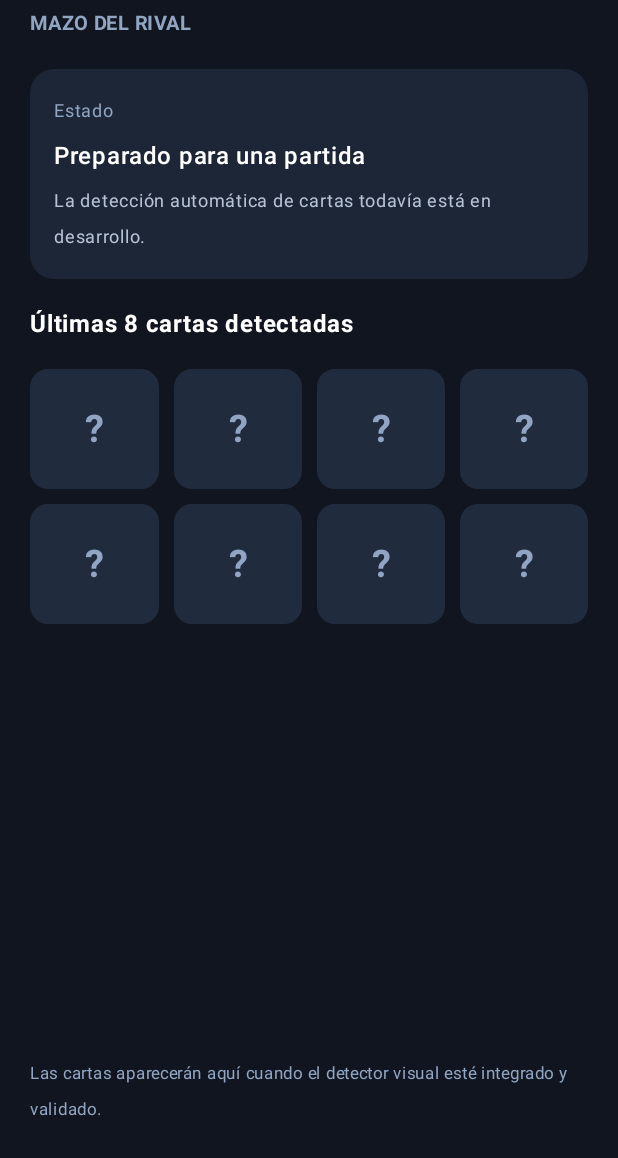
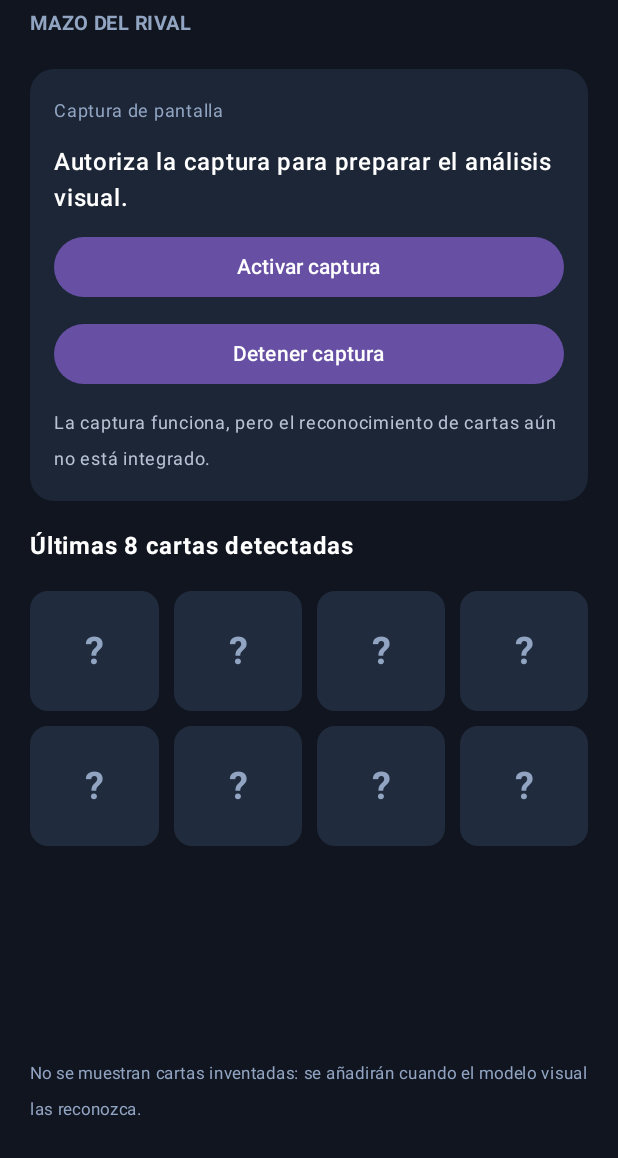
Before and after one commit to Marquitobro/Clash-AI-New, an Android app built with Jetpack Compose: the screen it shows after launch (MainActivity), on a phone screen of 412 x 824 dp, the part 78-1236 px from its top. Run offline under Robolectric (Android 15) with nearby library versions, the phone set to English and light mode, and no system bars.

Commit message:
Add user-approved screen capture flow

```diff
--- a/app/src/main/java/com/marquitobro/clashai/MainActivity.kt
+++ b/app/src/main/java/com/marquitobro/clashai/MainActivity.kt
@@ -1,8 +1,15 @@
 package com.marquitobro.clashai
 
+import android.app.Activity
+import android.content.Context
+import android.content.Intent
+import android.media.projection.MediaProjectionManager
+import android.os.Build
 import android.os.Bundle
 import androidx.activity.ComponentActivity
 import androidx.activity.compose.setContent
+import androidx.activity.compose.rememberLauncherForActivityResult
+import androidx.activity.result.contract.ActivityResultContracts
 import androidx.compose.foundation.layout.Arrangement
 import androidx.compose.foundation.layout.Column
 import androidx.compose.foundation.layout.PaddingValues
@@ -13,12 +20,15 @@ import androidx.compose.foundation.lazy.grid.GridCells
 import androidx.compose.foundation.lazy.grid.LazyVerticalGrid
 import androidx.compose.foundation.lazy.grid.items
 import androidx.compose.foundation.shape.RoundedCornerShape
+import androidx.compose.material3.Button
 import androidx.compose.material3.Card
 import androidx.compose.material3.CardDefaults
 import androidx.compose.material3.MaterialTheme
 import androidx.compose.material3.Surface
 import androidx.compose.material3.Text
 import androidx.compose.runtime.Composable
+import androidx.compose.runtime.mutableStateOf
+import androidx.compose.runtime.remember
 import androidx.compose.ui.Alignment
 import androidx.compose.ui.Modifier
 import androidx.compose.ui.graphics.Color
@@ -27,14 +37,46 @@ import androidx.compose.ui.unit.dp
 import androidx.compose.ui.unit.sp
 
 class MainActivity : ComponentActivity() {
+    private val projectionRequest by lazy {
+        getSystemService(Context.MEDIA_PROJECTION_SERVICE) as MediaProjectionManager
+    }
+
     override fun onCreate(savedInstanceState: Bundle?) {
         super.onCreate(savedInstanceState)
-        setContent { ClashAiScreen() }
+        setContent {
+            ClashAiScreen(
+                onStartCapture = {
+                    val intent = projectionRequest.createScreenCaptureIntent()
+                    capturePermission.launch(intent)
+                },
+                onStopCapture = {
+                    startService(Intent(this, ScreenCaptureService::class.java).apply {
+                        action = ScreenCaptureService.ACTION_STOP
+                    })
+                }
+            )
+        }
+    }
+
+    private val capturePermission = registerForActivityResult(
+        ActivityResultContracts.StartActivityForResult()
+    ) { result ->
+        if (result.resultCode == Activity.RESULT_OK && result.data != null) {
+            val serviceIntent = Intent(this, ScreenCaptureService::class.java).apply {
+                putExtra(ScreenCaptureService.EXTRA_RESULT_CODE, result.resultCode)
+                putExtra(ScreenCaptureService.EXTRA_RESULT_DATA, result.data)
+            }
+            if (Build.VERSION.SDK_INT >= Build.VERSION_CODES.O) {
+                startForegroundService(serviceIntent)
+            } else {
+                startService(serviceIntent)
+            }
+        }
     }
 }
 
 @Composable
-private fun ClashAiScreen() {
+private fun ClashAiScreen(onStartCapture: () -> Unit, onStopCapture: () -> Unit) {
     MaterialTheme {
         Surface(Modifier.fillMaxSize(), color = Color(0xFF10151F)) {
             Column(Modifier.fillMaxSize().padding(20.dp), verticalArrangement = Arrangement.spacedBy(18.dp)) {
@@ -43,10 +85,16 @@ private fun ClashAiScreen() {
                     Text("MAZO DEL RIVAL", color = Color(0xFF91A4C2), fontSize = 13.sp, fontWeight = FontWeight.Bold)
                 }
                 Card(Modifier.fillMaxWidth(), colors = CardDefaults.cardColors(containerColor = Color(0xFF1C2636)), shape = RoundedCornerShape(16.dp)) {
-                    Column(Modifier.padding(16.dp), verticalArrangement = Arrangement.spacedBy(6.dp)) {
-                        Text("Estado", color = Color(0xFF91A4C2), fontSize = 12.sp)
-                        Text("Preparado para una partida", color = Color.White, fontWeight = FontWeight.SemiBold)
-                        Text("La detección automática de cartas todavía está en desarrollo.", color = Color(0xFFB7C2D4), fontSize = 12.sp)
+                    Column(Modifier.padding(16.dp), verticalArrangement = Arrangement.spacedBy(10.dp)) {
+                        Text("Captura de pantalla", color = Color(0xFF91A4C2), fontSize = 12.sp)
+                        Text("Autoriza la captura para preparar el análisis visual.", color = Color.White, fontWeight = FontWeight.SemiBold)
+                        Button(onClick = onStartCapture, modifier = Modifier.fillMaxWidth()) {
+                            Text("Activar captura")
+                        }
+                        Button(onClick = onStopCapture, modifier = Modifier.fillMaxWidth()) {
+                            Text("Detener captura")
+                        }
+                        Text("La captura funciona, pero el reconocimiento de cartas aún no está integrado.", color = Color(0xFFB7C2D4), fontSize = 12.sp)
                     }
                 }
                 Text("Últimas 8 cartas detectadas", color = Color.White, fontWeight = FontWeight.Bold)
@@ -59,7 +107,7 @@ private fun ClashAiScreen() {
                         }
                     }
                 }
-                Text("Las cartas aparecerán aquí cuando el detector visual esté integrado y validado.", color = Color(0xFF91A4C2), fontSize = 11.sp)
+                Text("No se muestran cartas inventadas: se añadirán cuando el modelo visual las reconozca.", color = Color(0xFF91A4C2), fontSize = 11.sp)
             }
         }
     }
```
